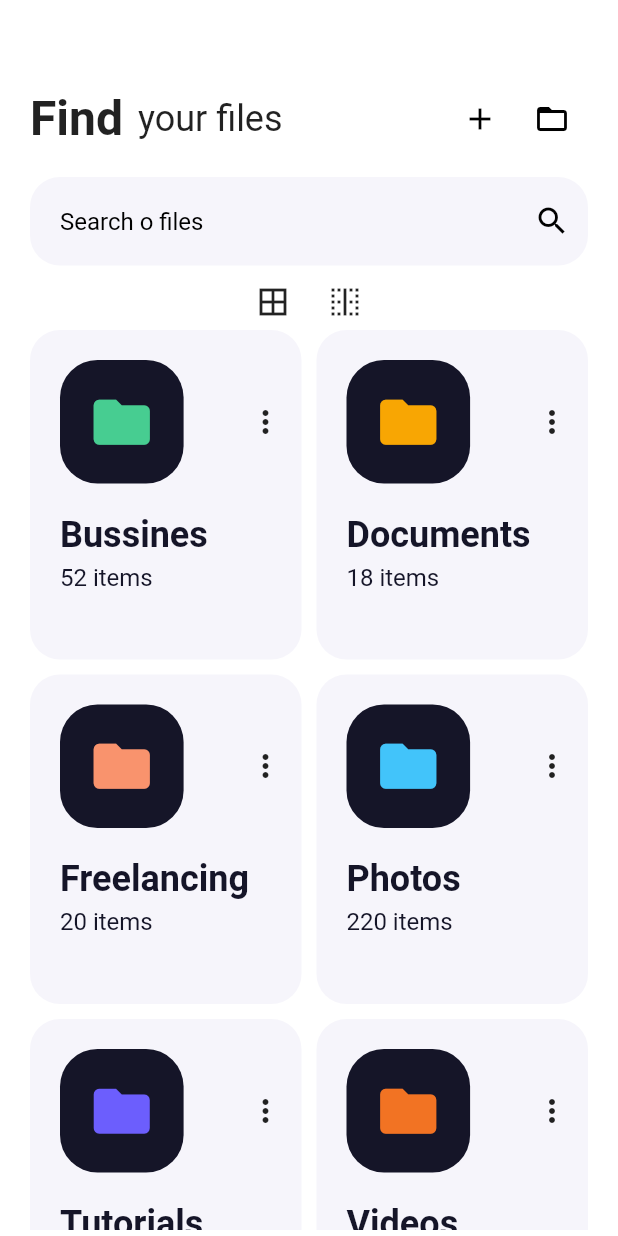
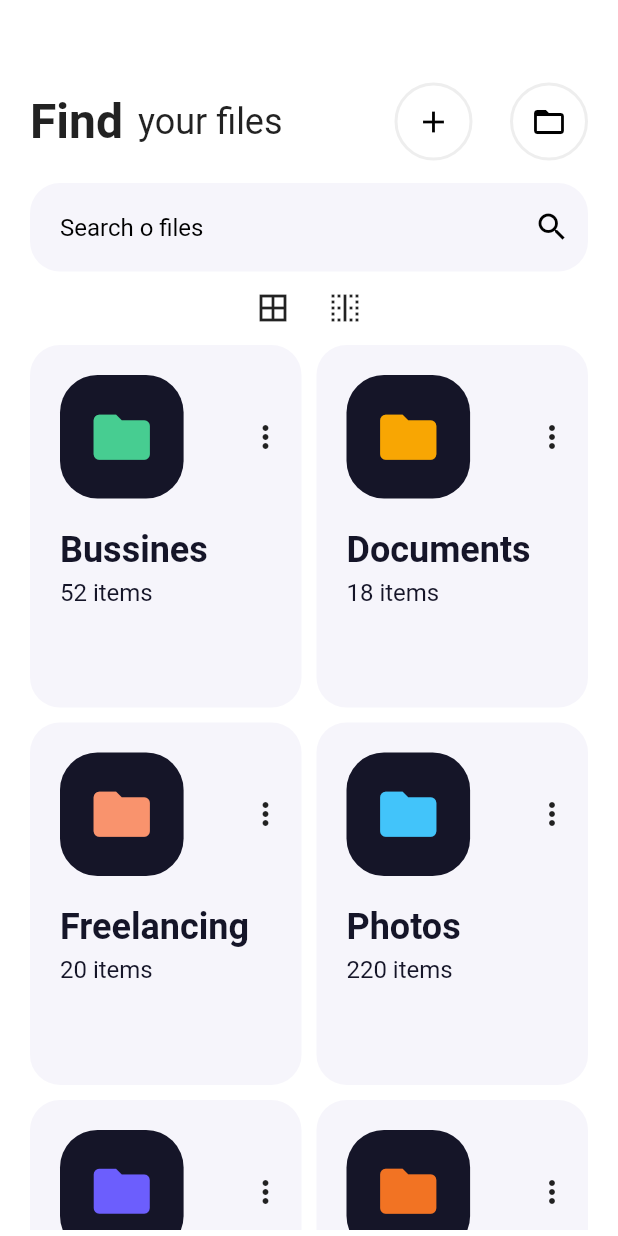
Before and after one commit to rafaelcarvalhocaetano/FindFiles, a Flutter app: the screen it shows after launch, on a phone screen of 412 x 824 dp. Run offline on Flutter 3.47's test engine with Material 2 defaults, Android fonts, the phone set to English and light mode, and no system bars; Roboto replaces fonts that are missing (OpenSans).

Commit message:
New Component

```diff
--- /dev/null
+++ b/lib/button_icon.dart
@@ -0,0 +1,32 @@
+import 'dart:wasm';
+
+import 'package:flutter/cupertino.dart';
+import 'package:flutter/material.dart';
+
+class ButtonIcon extends StatelessWidget {
+
+  final Color color;
+  final IconData folder_open;
+
+  ButtonIcon(this.folder_open, this.color);
+
+  Widget build(BuildContext context) {
+    return Container(
+      decoration: BoxDecoration(
+        border: Border.all(
+          color: Colors.grey[200],
+          width: 2,
+        ),
+        borderRadius: BorderRadius.circular(50.0),
+      ),
+      child: IconButton(
+        icon: Icon(
+          this.folder_open,
+          color: this.color,
+//          color: Colors.black,
+        ),
+        onPressed: () { print('A2'); },
+      ),
+    );
+  }
+}
--- a/lib/main.dart
+++ b/lib/main.dart
@@ -1,3 +1,4 @@
+import 'package:findfiles/button_icon.dart';
 import 'package:flutter/cupertino.dart';
 import 'package:flutter/material.dart';
 import 'package:flutter/painting.dart';
@@ -57,20 +58,9 @@ class _MyHomePageState extends State<MyHomePage> {
                               fontSize: 24
                           ),),
                           Spacer(),
-                          IconButton(
-                            icon: Icon(
-                              Icons.add,
-                              color: Colors.black,
-                            ),
-                            onPressed: () { print('A1'); },
-                          ),
-                          IconButton(
-                            icon: Icon(
-                              Icons.folder_open,
-                              color: Colors.black,
-                            ),
-                            onPressed: () { print('A2'); },
-                          ),
+                          ButtonIcon(Icons.add, Colors.black),
+                          SizedBox(width: 25,),
+                          ButtonIcon(Icons.folder_open, Colors.black),
                         ],
                       ),
 //                      SizedBox(height: 20,),
@@ -117,8 +107,8 @@ class _MyHomePageState extends State<MyHomePage> {
               delegate: SliverChildBuilderDelegate(
                     (BuildContext context, int index) {
                   return new GridView.count(
-                    childAspectRatio:MediaQuery.of(context).size.width / 500,
-                    padding: const EdgeInsets.only(left: 20.0, right: 20.0, bottom: 40.0),
+                    childAspectRatio:MediaQuery.of(context).size.width / 550,
+                    padding: const EdgeInsets.only(left: 20.0, right: 20.0, bottom: 60.0, top: 10.0),
                     crossAxisCount: 2,
                     primary: true,
                     crossAxisSpacing: 10,
@@ -127,6 +117,12 @@ class _MyHomePageState extends State<MyHomePage> {
                     children: <Widget>[
                       _cardsFiles('Bussines', 52, 0xFF151528, 0xFF47CD91),
                       _cardsFiles('Documents', 18, 0xFF151528, 0xFFF8A603),
+                      _cardsFiles('Freelancing', 20, 0xFF151528, 0xFFF9936D),
+                      _cardsFiles('Photos', 220, 0xFF151528, 0xFF42C4FA),
+                      _cardsFiles('Tutorials', 05, 0xFF151528, 0xFF6C5EFD),
+                      _cardsFiles('Videos', 120, 0xFF151528, 0xFFF27323),
+
+                      // removed
                       _cardsFiles('Freelancing', 20, 0xFF151528, 0xFFF9936D),
                       _cardsFiles('Photos', 220, 0xFF151528, 0xFF42C4FA),
                       _cardsFiles('Tutorials', 05, 0xFF151528, 0xFF6C5EFD),
```
